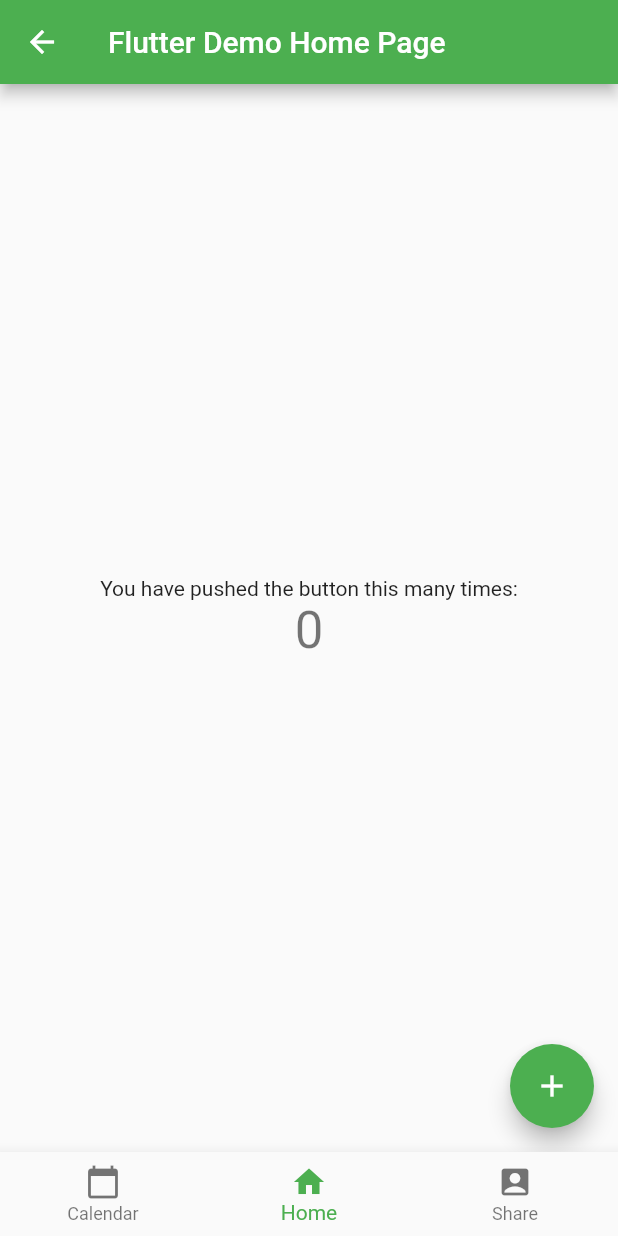
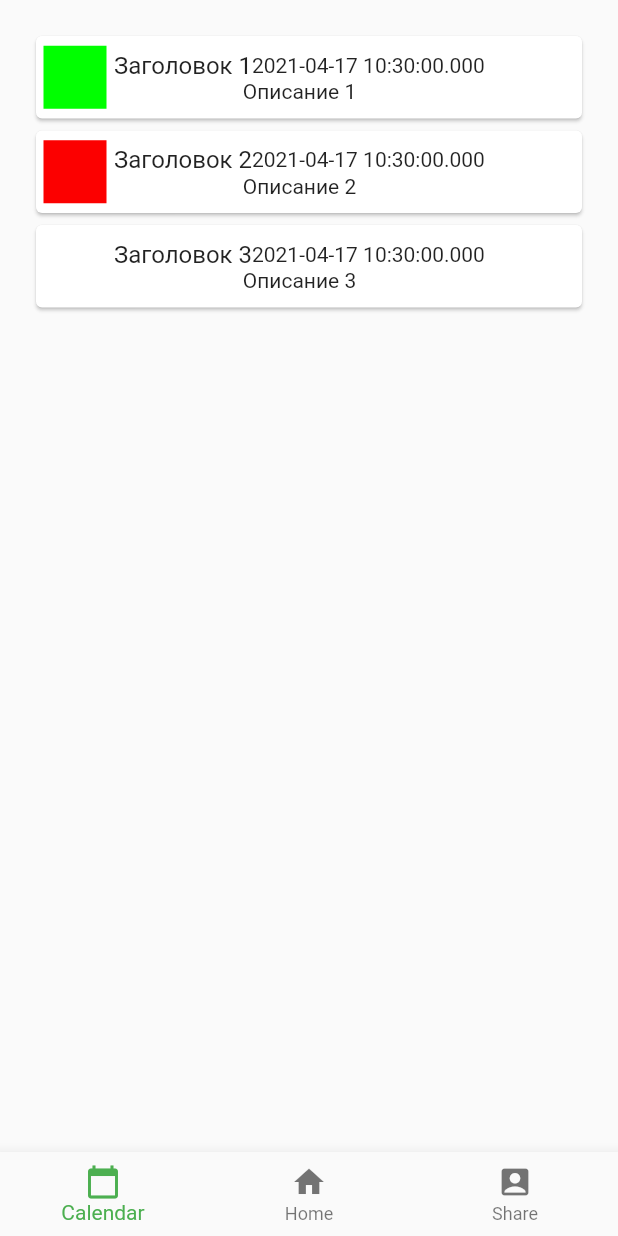
Before and after one commit to Moberd/stage_tracker, a Flutter app: the screen it shows once a user with an empty profile is signed in, on a phone screen of 412 x 824 dp. Run offline on Flutter 3.47's test engine with Material 2 defaults, Android fonts, the light colour scheme and no system bars; our stand-ins replace cloud_firestore, firebase_auth, firebase_core; accounts and stored records are empty.

Commit message:
Добавил отображение списка стажировок

```diff
--- /dev/null
+++ b/lib/applications/applications.dart
@@ -0,0 +1,104 @@
+import 'package:flutter/cupertino.dart';
+import 'package:flutter/material.dart';
+import 'package:stage_tracker/applications/employee_data.dart';
+
+class Applications extends StatefulWidget
+{
+  @override
+  State<StatefulWidget> createState() {
+    generateDefault();
+   return ApplicationsState(list);
+  }
+
+  List<EmployeeData> list = new List<EmployeeData>();
+  void generateDefault()
+  {
+    list.add(new EmployeeData(Status.assepted, "Заголовок 1", "Описание 1", DateTime.now()));
+    list.add(new EmployeeData(Status.denied, "Заголовок 2", "Описание 2", DateTime.now()));
+    list.add(new EmployeeData(Status.waiting, "Заголовок 3", "Описание 3", DateTime.now()));
+  }
+
+}
+
+class ApplicationsState extends State<Applications>
+{
+  List<EmployeeData> list;
+  ApplicationsState(List<EmployeeData> l){list = l;}
+  @override
+  Widget build(BuildContext context) {
+    return
+        Padding(padding: EdgeInsets.only(
+            left: 20, top: 20, right: 20, bottom: 20),
+        child: EmployeerList(list)
+        );
+  }
+
+}
+
+class EmployeerList extends StatefulWidget{
+  List<EmployeeData> _employees;
+  EmployeerList(List<EmployeeData> list){_employees = list;}
+  @override
+  State<StatefulWidget> createState() {
+    return EmployeerListState(_employees);
+  }
+
+}
+class EmployeerListState extends State<EmployeerList>{
+  List<EmployeeData> employeeData;
+  EmployeerListState(List<EmployeeData> ed){employeeData = ed;}
+
+  @override
+  Widget build(BuildContext context) {
+    return ListView.builder(itemCount: employeeData.length,
+    itemBuilder: (context,i) {
+      return Card(
+      child: Padding(
+      padding: const EdgeInsets.all(5),
+child: Row(
+  children: [
+    SizedBox(
+        width:42.0,
+      height:42.0,
+      child: DecoratedBox(
+        decoration: BoxDecoration(
+          shape: BoxShape.rectangle,
+          color: getColor(employeeData[i].status)
+        ),
+      ),
+    ),
+    Padding(padding: EdgeInsets.all(5.0),
+    child: Column(
+      children: [
+        Row(
+          children: [
+            Text(employeeData[i].header,style: TextStyle(fontSize: 16),),
+            Text(employeeData[i].timePassed.toString())
+          ],
+        ),
+        Text(employeeData[i].description,style: TextStyle(fontSize: 14),)
+      ],
+    ),)
+  ],
+),
+      ),
+    );
+    },);
+  }
+
+  Color getColor(Status s)
+  {
+    switch(s)
+    {
+      case Status.waiting:
+        return Color(0xFFFFFFFF);
+            break;
+      case Status.denied:
+        return Color(0xFFFC0000);
+        break;
+      case Status.assepted:
+        return Color(0xFF00FF00);
+        break;
+    }
+  }
+}
--- /dev/null
+++ b/lib/applications/employee_data.dart
@@ -0,0 +1,43 @@
+class EmployeeData
+{
+  Status _status;
+  String _header;
+  String _description;
+  DateTime _timePassed;
+
+  Status get status => _status;
+
+  set status(Status value) {
+    _status = value;
+  }
+
+  EmployeeData(Status s, String header, String  description,DateTime timeCreated)
+  {
+    _status = s;
+    _header=header;
+    _description=description;
+    //TODO Сделать обработку времени
+    _timePassed = DateTime.now();
+  }
+
+  String get header => _header;
+
+  set header(String value) {
+    _header = value;
+  }
+
+  String get description => _description;
+
+  set description(String value) {
+    _description = value;
+  }
+
+  DateTime get timePassed => _timePassed;
+
+  set timePassed(DateTime value) {
+    _timePassed = value;
+  }
+}
+enum Status{
+  assepted, waiting, denied
+}
--- a/lib/home.dart
+++ b/lib/home.dart
@@ -1,5 +1,7 @@
 import 'package:flutter/cupertino.dart';
 import 'package:flutter/material.dart';
+
+import 'applications/applications.dart';
 class Home extends StatefulWidget {
   @override
   State<StatefulWidget> createState() {
@@ -9,9 +11,9 @@
 
 class HomeState extends State<Home> {
 
-  int _currentIndex = 1;
+  int _currentIndex = 0;
   final List<Widget> _children = [
-    MyHomePage(title: 'Flutter Demo Home Page'),
+    Applications(),
     MyHomePage(title: 'Flutter Demo Home Page'),
     MyHomePage(title: 'Flutter Demo Home Page'),
   ];
```
